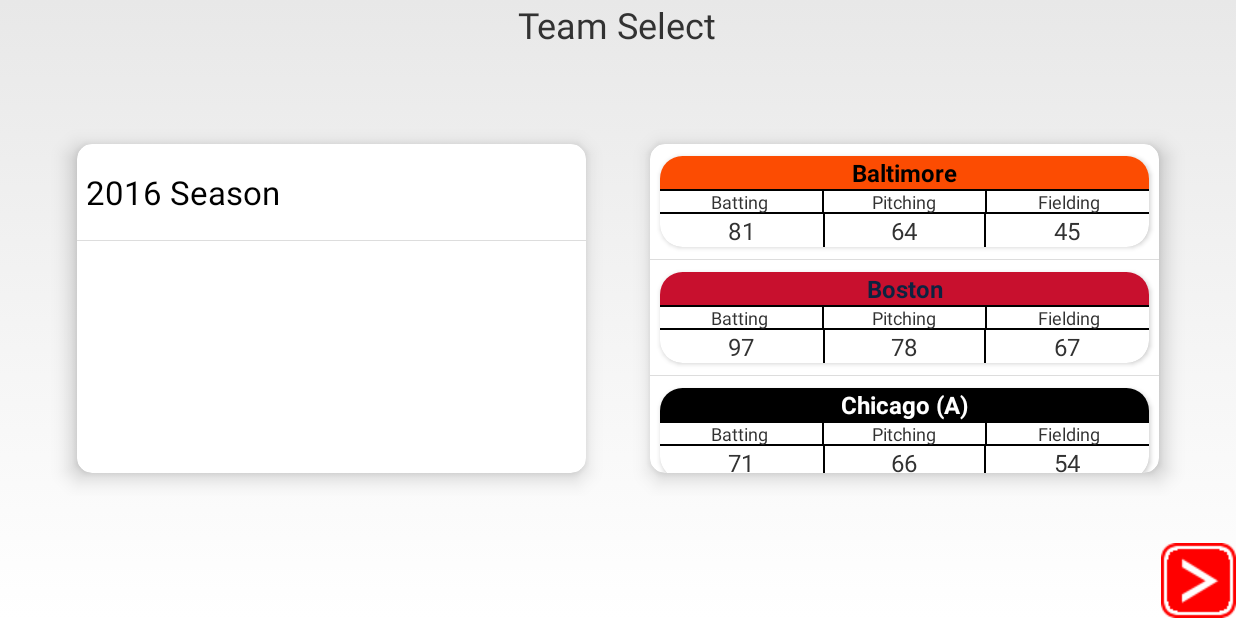
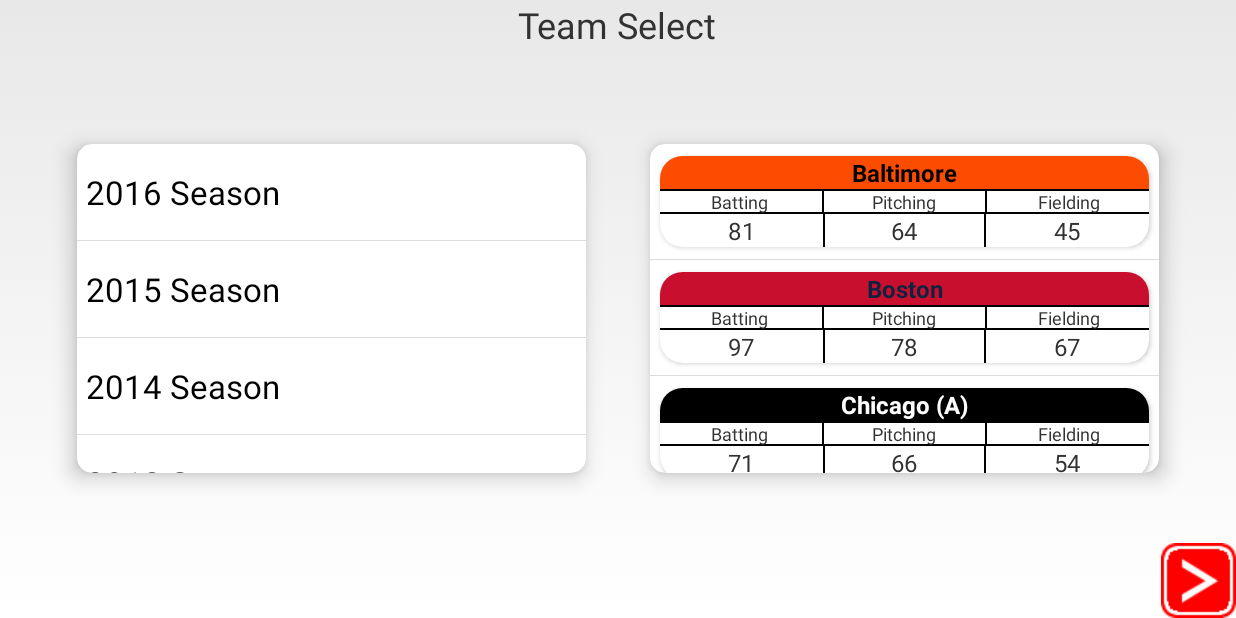
Before and after one commit to rick99gtp/BatterUpBaseball, an Android app: the exhibition_team_select screen opened directly, with no data from a screen before it, on a phone screen of 824 x 412 dp (held sideways). Run offline under Robolectric (Android 15) with nearby library versions, the light colour scheme and no system bars; 1 statement that could not run was skipped.

Commit message:
Modified methods for recursion. Setting up code to accept listview touches - next commit should enable changing teams in exhibition mode.

```diff
--- a/app/src/main/java/com/batterupbaseball/Exhibition_Array_Adapter.java
+++ b/app/src/main/java/com/batterupbaseball/Exhibition_Array_Adapter.java
@@ -3,13 +3,17 @@
 import java.util.ArrayList;
 
 import android.content.Context;
+import android.support.v7.widget.CardView;
+import android.support.v7.widget.RecyclerView;
 import android.view.LayoutInflater;
 import android.view.View;
 import android.view.ViewGroup;
 import android.view.animation.LinearInterpolator;
 import android.widget.ArrayAdapter;
+import android.widget.ImageView;
 import android.widget.LinearLayout;
 import android.widget.TextView;
+import android.widget.Toast;
 
 public class Exhibition_Array_Adapter extends ArrayAdapter<teams>{
 
@@ -26,28 +30,42 @@
     @Override
     public View getView(int position, View convertView, ViewGroup parent) {
 
-        // 1. Create inflater
-        LayoutInflater inflater = (LayoutInflater) context.getSystemService(Context.LAYOUT_INFLATER_SERVICE);
+        Viewholder holder;
 
-        // 2. Get rowView from inflater
-        View rowView = inflater.inflate(R.layout.exhibition_team_select_row, parent, false);
+        if(convertView==null) {
+            LayoutInflater inflater = (LayoutInflater) context.getSystemService(Context.LAYOUT_INFLATER_SERVICE);
+            convertView = inflater.inflate(R.layout.exhibition_team_select_row, parent, false);
 
-        // 3. Get the two text view from the rowView
-        TextView tvTeamName = (TextView) rowView.findViewById(R.id.tvTeamName);
-        TextView tvBattingRating = (TextView) rowView.findViewById(R.id.tvBattingRating);
-        TextView tvPitchingRating = (TextView) rowView.findViewById(R.id.tvPitchingRating);
-        TextView tvFieldingRating = (TextView) rowView.findViewById(R.id.tvFieldingRating);
+            holder = new Viewholder();
+            holder.cv = (CardView) convertView.findViewById(R.id.cvTeam);
+            holder.teamname = (TextView) convertView.findViewById(R.id.tvTeamName);
+            holder.batting_rating = (TextView) convertView.findViewById(R.id.tvBattingRating);
+            holder.pitching_rating = (TextView) convertView.findViewById(R.id.tvPitchingRating);
+            holder.fielding_rating = (TextView) convertView.findViewById(R.id.tvFieldingRating);
 
-        // 4. Set the text for textView
-        tvTeamName.setText(teamsArrayList.get(position).getTeamName());
-        tvBattingRating.setText(Integer.toString(teamsArrayList.get(position).getBattingRating()));
-        tvPitchingRating.setText(Integer.toString(teamsArrayList.get(position).getPitchingRating()));
-        tvFieldingRating.setText(Integer.toString(teamsArrayList.get(position).getFieldingRating()));
+            convertView.setTag(holder);
+        }
+        else {
+            holder = (Viewholder) convertView.getTag();
+        }
 
-        tvTeamName.setBackgroundColor(teamsArrayList.get(position).getTeamColor1());
-        tvTeamName.setTextColor(teamsArrayList.get(position).getTeamColor2());
+        holder.teamname.setText(teamsArrayList.get(position).getTeamName());
+        holder.batting_rating.setText(Integer.toString(teamsArrayList.get(position).getBattingRating()));
+        holder.pitching_rating.setText(Integer.toString(teamsArrayList.get(position).getPitchingRating()));
+        holder.fielding_rating.setText(Integer.toString(teamsArrayList.get(position).getFieldingRating()));
+
+        holder.teamname.setBackgroundColor(teamsArrayList.get(position).getTeamColor1());
+        holder.teamname.setTextColor(teamsArrayList.get(position).getTeamColor2());
 
         // 5. return rowView
-        return rowView;
+        return convertView;
+    }
+
+    static class Viewholder {
+        TextView teamname;
+        TextView batting_rating;
+        TextView pitching_rating;
+        TextView fielding_rating;
+        CardView cv;
     }
 }
--- a/app/src/main/java/com/batterupbaseball/exhibition_team_select.java
+++ b/app/src/main/java/com/batterupbaseball/exhibition_team_select.java
@@ -1,12 +1,13 @@
 package com.batterupbaseball;
 
 import android.app.Activity;
-import android.app.ListActivity;
+import android.content.SharedPreferences;
 import android.database.Cursor;
 import android.database.sqlite.SQLiteDatabase;
 import android.graphics.Color;
 import android.os.Bundle;
-import android.util.Log;
+import android.view.View;
+import android.widget.AdapterView;
 import android.widget.ArrayAdapter;
 import android.widget.ListView;
 
@@ -17,27 +18,58 @@
     ListView lvTeams;
     ArrayList<String> sSeason = new ArrayList<String>();
     public String TAG = "com.batterupbaseball";
-    String SeasonSelected = "players_2016.db";
+    String seasonSelected;
+    int seasonSelectedID;
+    int selectedListItem;
+    String teamSelected;
 
     @Override
     protected void onCreate(Bundle savedInstanceState) {
         super.onCreate(savedInstanceState);
         setContentView(R.layout.exhibition_team_select);
 
+        // Did the user click on the Visitor or Home Team?
+        Bundle bundle=getIntent().getExtras();
+        teamSelected = bundle.getString("TEAM_SELECTED");
+
         getSeasons();
 
         lvSeasons = (ListView) findViewById(R.id.lvSeasons);
+        lvSeasons.setOnItemClickListener(new AdapterView.OnItemClickListener() {
+            @Override
+            public void onItemClick(AdapterView<?> parent, View view, int position, long id) {
+                selectedListItem = position;
+                SharedPreferences myPrefs = getSharedPreferences("prefsFile", 0);
+                SharedPreferences.Editor Editor = myPrefs.edit();
+                Editor.putInt("seasonSelectedID", selectedListItem);
+                Editor.commit();
+
+                // TO DO **********************************************************************
+                // reload team listview with teams from season selected if not already selected
+                // TO DO **********************************************************************
+
+                // highlight list item clicked
+            }
+        });
 
         ArrayAdapter<String> adapter = new ArrayAdapter<String>(this, android.R.layout.simple_list_item_1, android.R.id.text1, sSeason);
 
         lvSeasons.setAdapter(adapter);
 
-        // 1. pass context and data to the custom adapter
+        SharedPreferences myPrefs = getSharedPreferences("prefsFile", 0);
+        seasonSelected = myPrefs.getString("seasonSelected", getResources().getString(R.string.default_db_name));
+
         Exhibition_Array_Adapter teamAdapter = new Exhibition_Array_Adapter(this, generateData());
 
-        //2. setListAdapter
         ListView lvTeams = (ListView) findViewById(R.id.lvTeams);
         lvTeams.setAdapter(teamAdapter);
+
+        lvTeams.setOnItemClickListener(new AdapterView.OnItemClickListener() {
+            @Override
+            public void onItemClick(AdapterView<?> parent, View view, int position, long id) {
+
+            }
+        });
     }
 
     private ArrayList<teams> generateData(){
@@ -50,7 +82,7 @@
         int teamColor1 = 0;
         int teamColor2 = 0;
 
-        SQLiteDatabase myDB = openOrCreateDatabase(SeasonSelected, MODE_PRIVATE, null);
+        SQLiteDatabase myDB = openOrCreateDatabase(seasonSelected, MODE_PRIVATE, null);
 
         Cursor cTeams = myDB.query("teams", null, null, null, null, null, null);
 
@@ -76,15 +108,11 @@
         cTeams.close();
 
         myDB.close();
-        //teams.add(new teams("Item 1","First Item on the list"));
-        //teams.add(new teams("Item 2","Second Item on the list"));
-        //teams.add(new teams("Item 3","Third Item on the list"));
 
         return teamsArray;
     }
 
     private void getSeasons() {
-        boolean done = false;
         int seasonCount = 0;
 
         SQLiteDatabase myDB = openOrCreateDatabase("seasons_owned.db", MODE_PRIVATE, null);
@@ -95,8 +123,9 @@
             int colTeamName = cSeasons.getColumnIndex("season_name");
             String thisTeamName = cSeasons.getString(colTeamName);
             sSeason.add(seasonCount, thisTeamName);
+
             // increment counter
-            cSeasons.moveToNext();
+            seasonCount++;
         }
 
         cSeasons.close();
--- a/app/src/main/res/layout/exhibition_team_select_row.xml
+++ b/app/src/main/res/layout/exhibition_team_select_row.xml
@@ -7,7 +7,7 @@
 
     <android.support.v7.widget.CardView
         card_view:cardUseCompatPadding="true"
-        android:id="@+id/lvTeam"
+        android:id="@+id/cvTeam"
         android:layout_width="match_parent"
         android:layout_height="match_parent"
         card_view:cardElevation="2dp"
--- a/app/src/main/res/values/strings.xml
+++ b/app/src/main/res/values/strings.xml
@@ -18,4 +18,5 @@
     <string name="exhibition_year">Year</string>
     <string name="team_select">Team Select</string>
     <string name="teams">Teams</string>
+    <string name="default_db_name">players_2016.db</string>
 </resources>
```
Also changed, not shown: app/src/main/java/com/batterupbaseball/exhibition.java (+88 -93 lines), app/src/main/assets/seasons_owned.db.
